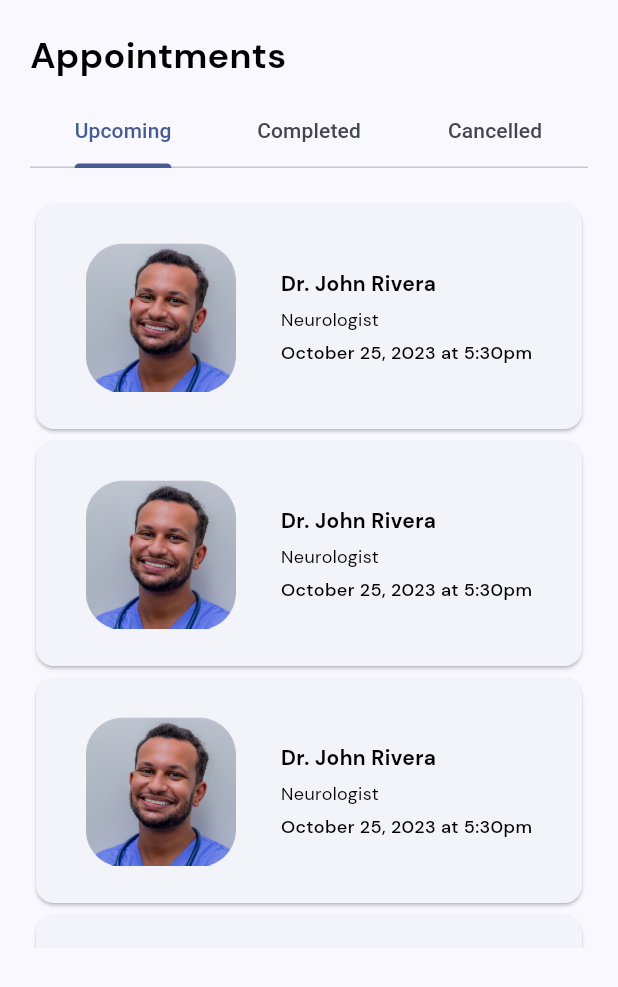
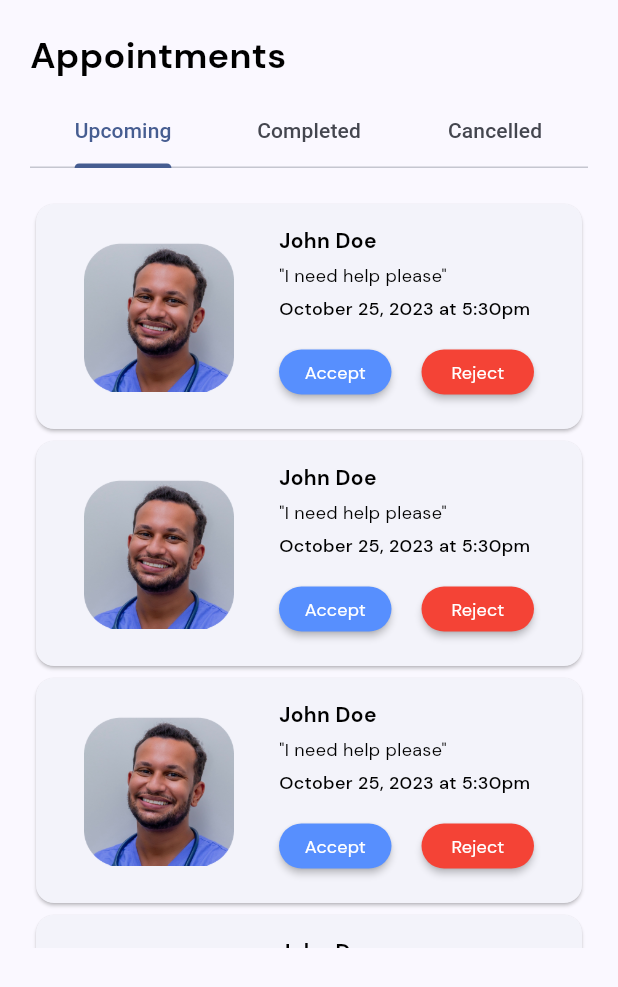
Before and after one commit to lansoyyy/medzone_doctor, a Flutter app: the AppointmentsTab screen opened directly, on a phone screen of 412 x 824 dp. Shown: the top 987 px of the screen. Run offline on Flutter 3.47's test engine with Material 2 defaults, Android fonts, the phone set to English and light mode, and no system bars; our stand-ins replace fluttertoast.

Commit message:
added initial ui layout

```diff
--- a/lib/screens/appointments_tab.dart
+++ b/lib/screens/appointments_tab.dart
@@ -1,4 +1,5 @@
 import 'package:flutter/material.dart';
+import 'package:medzone/widgets/button_widget.dart';
 import 'package:medzone/widgets/text_widget.dart';
 
 class AppointmentsTab extends StatelessWidget {
@@ -73,7 +74,7 @@ class AppointmentsTab extends StatelessWidget {
                                           MainAxisAlignment.center,
                                       children: [
                                         TextWidget(
-                                          text: 'Dr. John Rivera',
+                                          text: 'John Doe',
                                           fontSize: 14,
                                           fontFamily: 'Bold',
                                         ),
@@ -81,7 +82,7 @@ class AppointmentsTab extends StatelessWidget {
                                           height: 5,
                                         ),
                                         TextWidget(
-                                          text: 'Neurologist',
+                                          text: '"I need help please"',
                                           fontSize: 12,
                                           fontFamily: 'Regular',
                                         ),
@@ -93,6 +94,38 @@ class AppointmentsTab extends StatelessWidget {
                                           fontSize: 12,
                                           fontFamily: 'Medium',
                                         ),
+                                        const SizedBox(
+                                          height: 10,
+                                        ),
+                                        i == 0
+                                            ? Row(
+                                                mainAxisAlignment:
+                                                    MainAxisAlignment
+                                                        .spaceEvenly,
+                                                children: [
+                                                  ButtonWidget(
+                                                    radius: 100,
+                                                    width: 75,
+                                                    height: 30,
+                                                    fontSize: 12,
+                                                    label: 'Accept',
+                                                    onPressed: () {},
+                                                  ),
+                                                  const SizedBox(
+                                                    width: 20,
+                                                  ),
+                                                  ButtonWidget(
+                                                    color: Colors.red,
+                                                    radius: 100,
+                                                    width: 75,
+                                                    height: 30,
+                                                    fontSize: 12,
+                                                    label: 'Reject',
+                                                    onPressed: () {},
+                                                  ),
+                                                ],
+                                              )
+                                            : const SizedBox(),
                                       ],
                                     ),
                                   ],
--- a/lib/screens/home_tab.dart
+++ b/lib/screens/home_tab.dart
@@ -39,7 +39,7 @@ class _HomeTabState extends State<HomeTab> {
                       mainAxisAlignment: MainAxisAlignment.start,
                       children: [
                         TextWidget(
-                          text: 'Hello User!',
+                          text: 'Hello Doctor!',
                           fontSize: 18,
                           fontFamily: 'Bold',
                         ),
--- a/lib/screens/history_tab.dart
+++ b/lib/screens/mypatients_tab.dart
@@ -1,8 +1,8 @@
 import 'package:flutter/material.dart';
 import 'package:medzone/widgets/text_widget.dart';
 
-class HistoryTab extends StatelessWidget {
-  const HistoryTab({super.key});
+class MyPatients extends StatelessWidget {
+  const MyPatients({super.key});
 
   @override
   Widget build(BuildContext context) {
@@ -19,7 +19,7 @@ class HistoryTab extends StatelessWidget {
                   mainAxisAlignment: MainAxisAlignment.start,
                   children: [
                     TextWidget(
-                      text: 'History',
+                      text: 'Patients',
                       fontSize: 24,
                       fontFamily: 'Bold',
                     ),
```
Also changed, not shown: lib/screens/edit_profile_tab.dart (+13 -1 lines), lib/screens/home_screen.dart (+8 -12 lines), lib/screens/messages_tab.dart (added, +115 -0 lines), pubspec.lock.
